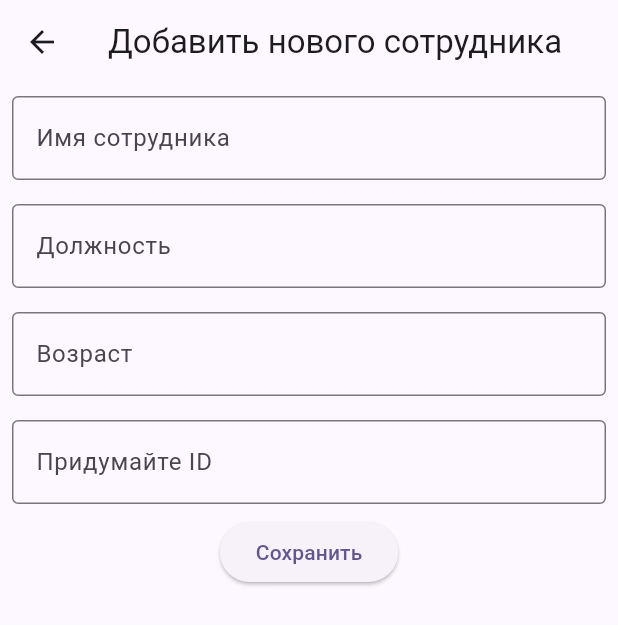
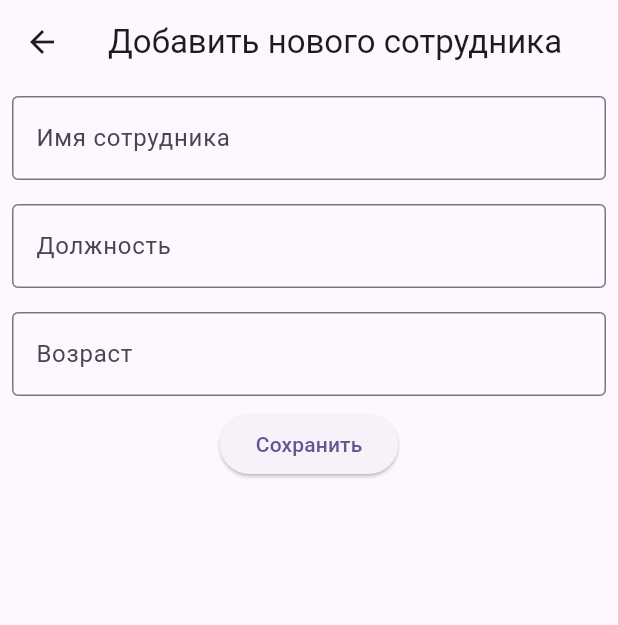
Before and after one commit to MihaIrk/clean_and_solid, a Flutter app: the AddNewEmployee screen opened directly, after a tap on "Сохранить", on a phone screen of 412 x 824 dp. Shown: the top 625 px of the screen. Run offline on Flutter 3.47's test engine with Material 2 defaults, Android fonts, the light colour scheme and no system bars; our stand-ins replace flutter_bloc, freezed_annotation, get_it, shared_preferences; accounts and stored records are empty.

Commit message:
Доделал

```diff
--- a/lib/data/repository/shared_prefs_repository.dart
+++ b/lib/data/repository/shared_prefs_repository.dart
@@ -1,7 +1,7 @@
 import 'dart:convert';
 import 'package:shared_preferences/shared_preferences.dart';
-import '../../domain/models/employee.dart';
-import '../../domain/repository/repository.dart';
+import '../../domain/repository/i_repository.dart';
+import '../../models/employee.dart';
 
 class SharedPrefs implements ILocalRepository{
   late final SharedPreferences _prefs;
--- a/lib/data/service/local_service.dart
+++ b/lib/data/service/local_service.dart
@@ -1,5 +1,5 @@
-import '../../domain/models/employee.dart';
-import '../../domain/repository/repository_service.dart';
+import '../../domain/repository/i_repository_service.dart';
+import '../../models/employee.dart';
 import '../repository/shared_prefs_repository.dart';
 
 
--- a/lib/domain/repository/repository.dart
+++ b/lib/domain/repository/i_repository.dart
@@ -1,4 +1,4 @@
-import '../models/employee.dart';
+import '../../models/employee.dart';
 
 
 abstract class ILocalRepository {
--- a/lib/domain/repository/repository_service.dart
+++ b/lib/domain/repository/i_repository_service.dart
@@ -1,5 +1,4 @@
-
-import '../models/employee.dart';
+import '../../models/employee.dart';
 
 abstract class ILocalService {
   void createEmployee(Employee employee);
--- a/lib/domain/states/cubit/employees_cubit/employees_list_cubit.dart
+++ b/lib/domain/states/cubit/employees_cubit/employees_list_cubit.dart
@@ -1,7 +1,7 @@
 import 'package:flutter_bloc/flutter_bloc.dart';
 import 'package:freezed_annotation/freezed_annotation.dart';
-import '../../../models/employee.dart';
-import '../../../repository/repository_service.dart';
+import '../../../../models/employee.dart';
+import '../../../repository/i_repository_service.dart';
 
 part 'employees_list_state.dart';
 part 'employees_list_cubit.freezed.dart';
--- a/lib/main.dart
+++ b/lib/main.dart
@@ -2,6 +2,7 @@ import 'package:clean_and_solid/presentation/home_screen.dart';
 import 'package:flutter/material.dart';
 import 'package:flutter_bloc/flutter_bloc.dart';
 import 'package:get_it/get_it.dart';
+import 'package:uuid/uuid.dart';
 import 'data/repository/shared_prefs_repository.dart';
 import 'data/service/local_service.dart';
 import 'domain/states/cubit/employees_cubit/employees_list_cubit.dart';
@@ -12,6 +13,7 @@ void main() async{
   WidgetsFlutterBinding.ensureInitialized();
   getIt.registerSingleton<SharedPrefs>(SharedPrefs());
   await getIt<SharedPrefs>().init();
+  getIt.registerSingleton<Uuid>(const Uuid());
   runApp(const MyApp());
 }
 
--- a/lib/presentation/add_new_employee.dart
+++ b/lib/presentation/add_new_employee.dart
@@ -1,9 +1,11 @@
 import 'package:clean_and_solid/domain/states/cubit/employees_cubit/employees_list_cubit.dart';
+import 'package:clean_and_solid/main.dart';
 import 'package:flutter/material.dart';
 import 'package:flutter/services.dart';
 import 'package:flutter_bloc/flutter_bloc.dart';
+import 'package:uuid/uuid.dart';
 
-import '../domain/models/employee.dart';
+import '../models/employee.dart';
 
 class AddNewEmployee extends StatefulWidget {
   const AddNewEmployee({Key? key}) : super(key: key);
@@ -46,12 +48,12 @@ class _AddNewEmployeeState extends State<AddNewEmployee> {
             TextFieldWidget(label: 'Имя сотрудника', setValue: setName),
             TextFieldWidget(label: 'Должность', setValue: setPost),
             TextFieldAgeWidget(setValue: setAge),
-            TextFieldWidget(label: 'Придумайте ID', setValue: setId),
+            //TextFieldWidget(label: 'Придумайте ID', setValue: setId),
             ElevatedButton(
               onPressed: () {
                 if(_formKey.currentState!.validate()){
                   _formKey.currentState!.save();
-                  final newEmployee = Employee(name: newEmployeeName!, age: newEmployeeAge!, post: newEmployeePost!, id: newEmployeeId!);
+                  final newEmployee = Employee(name: newEmployeeName!, age: newEmployeeAge!, post: newEmployeePost!, id: getIt<Uuid>().v4());
                   context.read<EmployeesListCubit>().addNewEmployee(newEmployee);
                   Navigator.pop(context);
                 }
--- a/lib/presentation/employee_info_screen.dart
+++ b/lib/presentation/employee_info_screen.dart
@@ -1,7 +1,7 @@
 import 'package:clean_and_solid/domain/states/cubit/employees_cubit/employees_list_cubit.dart';
 import 'package:flutter/material.dart';
 import 'package:flutter_bloc/flutter_bloc.dart';
-import '../domain/models/employee.dart';
+import '../models/employee.dart';
 
 class EmployeeInfoScreen extends StatelessWidget {
   const EmployeeInfoScreen({Key? key, required this.employee}) : super(key: key);
--- a/lib/presentation/home_screen.dart
+++ b/lib/presentation/home_screen.dart
@@ -2,8 +2,8 @@ import 'package:clean_and_solid/presentation/add_new_employee.dart';
 import 'package:clean_and_solid/presentation/employee_info_screen.dart';
 import 'package:flutter/material.dart';
 import 'package:flutter_bloc/flutter_bloc.dart';
-import '../domain/models/employee.dart';
 import '../domain/states/cubit/employees_cubit/employees_list_cubit.dart';
+import '../models/employee.dart';
 
 
 class HomeScreen extends StatelessWidget {
@@ -32,9 +32,11 @@ class HomeScreen extends StatelessWidget {
         },
       ),
       floatingActionButton: FloatingActionButton(
+        tooltip: 'Добавить нового сотрудника',
         onPressed: () async {
           Navigator.push(context, MaterialPageRoute(builder: (_) => const AddNewEmployee()));
         },
+        child: const Icon(Icons.add),
       ),
     );
   }
--- a/pubspec.yaml
+++ b/pubspec.yaml
@@ -37,9 +37,7 @@ dependencies:
   json_annotation: ^4.8.1
   flutter_bloc: ^8.1.2
   get_it: ^7.6.0
-
-
-
+  uuid: ^3.0.7
 
 
   # The following adds the Cupertino Icons font to your application.
```
Also changed, not shown: lib/models/employee.dart (renamed from lib/domain/models/employee.dart), lib/models/employee.freezed.dart (renamed from lib/domain/models/employee.freezed.dart), lib/models/employee.g.dart (renamed from lib/domain/models/employee.g.dart), pubspec.lock.
